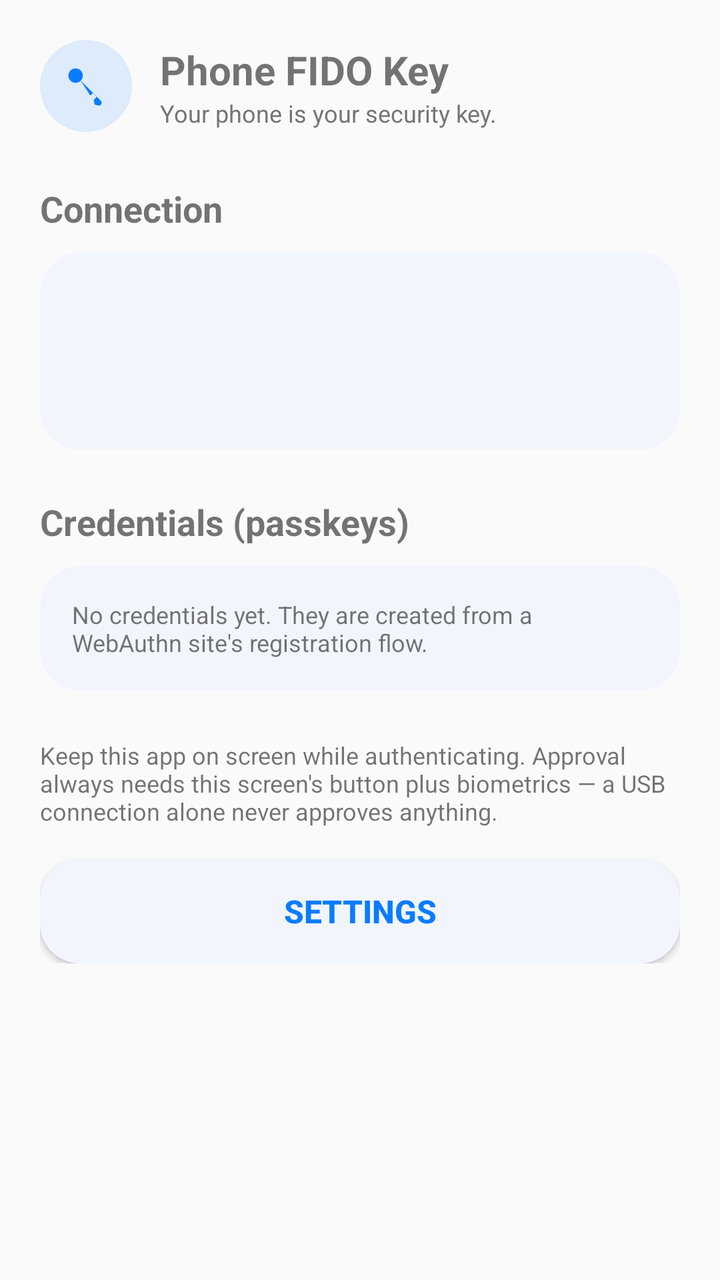
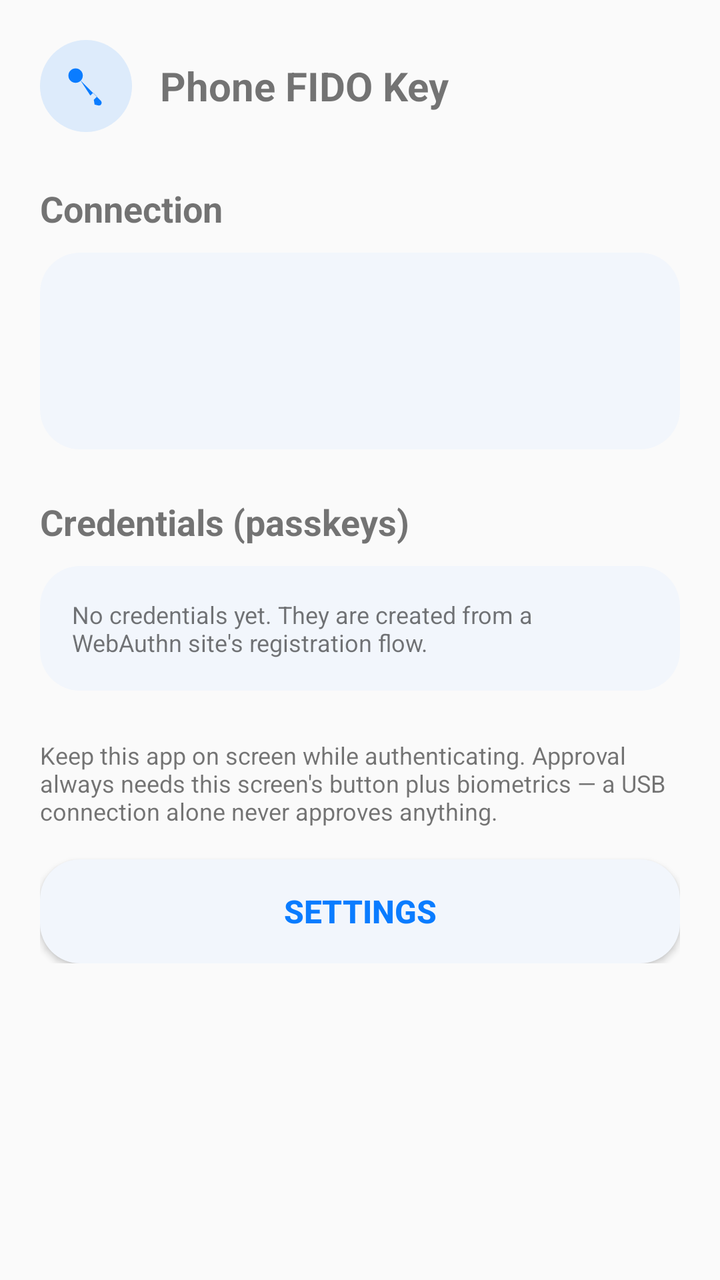

Two renders of the same Android screen: before a commit and after it. Below are the layout's source before the change and the commit's diff.
<!-- AndroidManifest.xml: application theme Theme.PhoneFido -->
<!-- res/layout/activity_main.xml -->
<?xml version="1.0" encoding="utf-8"?>
<FrameLayout xmlns:android="http://schemas.android.com/apk/res/android"
    android:id="@+id/rootMain"
    android:layout_width="match_parent"
    android:layout_height="match_parent">

    <ScrollView
        android:layout_width="match_parent"
        android:layout_height="match_parent">

        <LinearLayout
            android:layout_width="match_parent"
            android:layout_height="wrap_content"
            android:orientation="vertical"
            android:padding="20dp">

            
            <LinearLayout
                android:layout_width="match_parent"
                android:layout_height="wrap_content"
                android:gravity="center_vertical"
                android:orientation="horizontal">

                <ImageView
                    android:layout_width="46dp"
                    android:layout_height="46dp"
                    android:background="@drawable/bg_medallion"
                    android:contentDescription="@null"
                    android:padding="11dp"
                    android:src="@drawable/ic_key" />

                <LinearLayout
                    android:layout_width="wrap_content"
                    android:layout_height="wrap_content"
                    android:layout_marginStart="14dp"
                    android:orientation="vertical">

                    <TextView
                        android:layout_width="wrap_content"
                        android:layout_height="wrap_content"
                        android:text="@string/app_name"
                        android:textSize="20sp"
                        android:textStyle="bold" />

                    <TextView
                        android:layout_width="wrap_content"
                        android:layout_height="wrap_content"
                        android:text="@string/onboarding_tagline"
                        android:textColor="#757575"
                        android:textSize="12sp" />
                </LinearLayout>
            </LinearLayout>

            
            <TextView
                android:layout_width="wrap_content"
                android:layout_height="wrap_content"
                android:layout_marginTop="26dp"
                android:text="@string/status_title"
                android:textSize="18sp"
                android:textStyle="bold" />

            <LinearLayout
                android:layout_width="match_parent"
                android:layout_height="wrap_content"
                android:layout_marginTop="10dp"
                android:background="@drawable/bg_card"
                android:orientation="vertical"
                android:padding="16dp">

                <TextView
                    android:id="@+id/tvListenerState"
                    android:layout_width="match_parent"
                    android:layout_height="wrap_content"
                    android:textSize="14sp" />

                <TextView
                    android:id="@+id/tvConnectionState"
                    android:layout_width="match_parent"
                    android:layout_height="wrap_content"
                    android:layout_marginTop="6dp"
                    android:textSize="14sp" />

                <TextView
                    android:id="@+id/tvLastEvent"
                    android:layout_width="match_parent"
                    android:layout_height="wrap_content"
                    android:layout_marginTop="6dp"
                    android:textSize="12sp" />
            </LinearLayout>

            
            <TextView
                android:layout_width="wrap_content"
                android:layout_height="wrap_content"
                android:layout_marginTop="24dp"
                android:text="@string/credentials_title"
                android:textSize="18sp"
                android:textStyle="bold" />

            <LinearLayout
                android:layout_width="match_parent"
                android:layout_height="wrap_content"
                android:layout_marginTop="10dp"
                android:background="@drawable/bg_card"
                android:orientation="vertical"
                android:padding="16dp">

                <TextView
                    android:id="@+id/tvNoCredentials"
                    android:layout_width="match_parent"
                    android:layout_height="wrap_content"
                    android:text="@string/no_credentials"
                    android:textSize="12sp" />

                <LinearLayout
                    android:id="@+id/llCredentials"
                    android:layout_width="match_parent"
                    android:layout_height="wrap_content"
                    android:orientation="vertical" />
            </LinearLayout>

            <TextView
                android:layout_width="match_parent"
                android:layout_height="wrap_content"
                android:layout_marginTop="24dp"
                android:text="@string/note_text"
                android:textSize="12sp" />

            <Button
                android:id="@+id/btnSettings"
                android:layout_width="match_parent"
                android:layout_height="52dp"
                android:layout_marginTop="16dp"
                android:background="@drawable/bg_card"
                android:text="@string/settings_title"
                android:textColor="#0A7CFF"
                android:textSize="16sp"
                android:textStyle="bold" />
        </LinearLayout>
    </ScrollView>

    
    <FrameLayout
        android:id="@+id/flApproval"
        android:layout_width="match_parent"
        android:layout_height="match_parent"
        android:background="?android:attr/colorBackground"
        android:visibility="gone">

        <LinearLayout
            android:layout_width="match_parent"
            android:layout_height="wrap_content"
            android:layout_gravity="center"
            android:orientation="vertical"
            android:padding="24dp">

            <ImageView
                android:layout_width="76dp"
                android:layout_height="76dp"
                android:layout_gravity="center_horizontal"
                android:layout_marginBottom="20dp"
                android:background="@drawable/bg_medallion"
                android:contentDescription="@null"
                android:padding="19dp"
                android:src="@drawable/ic_shield_lock" />

            <TextView
                android:id="@+id/tvApprovalOperation"
                android:layout_width="match_parent"
                android:layout_height="wrap_content"
                android:gravity="center"
                android:textSize="24sp"
                android:textStyle="bold" />

            <TextView
                android:layout_width="match_parent"
                android:layout_height="wrap_content"
                android:layout_marginTop="24dp"
                android:gravity="center"
                android:letterSpacing="0.08"
                android:text="@string/label_site"
                android:textAllCaps="true"
                android:textColor="#757575"
                android:textSize="12sp"
                android:textStyle="bold" />

            <TextView
                android:id="@+id/tvApprovalRp"
                android:layout_width="match_parent"
                android:layout_height="wrap_content"
                android:gravity="center"
                android:textSize="22sp"
                android:textStyle="bold" />

            <TextView
                android:layout_width="match_parent"
                android:layout_height="wrap_content"
                android:layout_marginTop="12dp"
                android:gravity="center"
                android:letterSpacing="0.08"
                android:text="@string/label_user"
                android:textAllCaps="true"
                android:textColor="#757575"
                android:textSize="12sp"
                android:textStyle="bold" />

            <TextView
                android:id="@+id/tvApprovalUser"
                android:layout_width="match_parent"
                android:layout_height="wrap_content"
                android:gravity="center"
                android:textSize="18sp" />

            <TextView
                android:layout_width="match_parent"
                android:layout_height="wrap_content"
                android:layout_marginTop="20dp"
                android:gravity="center"
                android:text="@string/approval_note"
                android:textColor="#757575"
                android:textSize="13sp" />

            <Button
                android:id="@+id/btnApprove"
                android:layout_width="match_parent"
                android:layout_height="56dp"
                android:layout_marginTop="24dp"
                android:background="@drawable/bg_approve_button"
                android:textColor="#FFFFFF"
                android:textSize="17sp"
                android:textStyle="bold" />

            <Button
                android:id="@+id/btnDeny"
                android:layout_width="match_parent"
                android:layout_height="48dp"
                android:layout_marginTop="8dp"
                android:background="?android:attr/selectableItemBackground"
                android:text="@string/deny"
                android:textColor="#D93025"
                android:textSize="16sp" />
        </LinearLayout>
    </FrameLayout>

</FrameLayout>
<!-- resources referenced by this layout -->
<resources>
  <!-- drawable bg_approve_button (drawable) -->
  <?xml version="1.0" encoding="utf-8"?>
  <shape xmlns:android="http://schemas.android.com/apk/res/android"
      android:shape="rectangle">
      <solid android:color="#0A7CFF" />
      <corners android:radius="28dp" />
  </shape>
  <!-- drawable bg_card (drawable) -->
  <?xml version="1.0" encoding="utf-8"?>
  <shape xmlns:android="http://schemas.android.com/apk/res/android"
      android:shape="rectangle">
      <solid android:color="@color/card_bg" />
      <corners android:radius="20dp" />
  </shape>
  <!-- drawable bg_medallion (drawable) -->
  <?xml version="1.0" encoding="utf-8"?>
  <shape xmlns:android="http://schemas.android.com/apk/res/android"
      android:shape="oval">
      <solid android:color="#1F0A7CFF" />
  </shape>
  <!-- drawable ic_key (drawable) -->
  <vector xmlns:android="http://schemas.android.com/apk/res/android"
      android:width="24dp"
      android:height="24dp"
      android:viewportWidth="24"
      android:viewportHeight="24">
      
      <path
          android:fillColor="#0A7CFF"
          android:pathData="M6.8,6.8 m-3.6,0 a3.6,3.6 0 1,0 7.2,0 a3.6,3.6 0 1,0 -7.2,0" />
      
      <path
          android:fillColor="#0A7CFF"
          android:pathData="M9.3,9.3 L19.5,19.5 a1.4,1.4 0 0,1 -1,2.3 l-2.2,-0.5 -0.4,-2.4 1.6,-1.6 -1.9,-1.9 -1.4,1.4 Z" />
  </vector>
  <!-- drawable ic_shield_lock (drawable) -->
  <vector xmlns:android="http://schemas.android.com/apk/res/android"
      android:width="24dp"
      android:height="24dp"
      android:viewportWidth="24"
      android:viewportHeight="24">
      
      <path
          android:fillColor="#0A7CFF"
          android:pathData="M12,1.8 L20,4.8 V11 c0,5.2 -3.4,9.3 -8,11.2 C7.4,20.3 4,16.2 4,11 V4.8 Z" />
      
      <path
          android:fillColor="#FFFFFF"
          android:pathData="M12,7.3 m-2.1,0 a2.1,2.1 0 1,0 4.2,0 a2.1,2.1 0 1,0 -4.2,0" />
      
      <path
          android:fillColor="#FFFFFF"
          android:pathData="M11.15,8.9 h1.7 v5.3 h-1.7 Z" />
  </vector>
  <string name="app_name">Phone FIDO Key</string>
  <string name="approval_note">If you did not request this, deny it. After approving, biometrics are required. This request expires in 60 seconds.</string>
  <string name="credentials_title">Credentials (passkeys)</string>
  <string name="deny">Deny</string>
  <string name="label_site">Site</string>
  <string name="label_user">User</string>
  <string name="no_credentials">No credentials yet. They are created from a WebAuthn site\'s registration flow.</string>
  <string name="note_text">Keep this app on screen while authenticating. Approval always needs this screen\'s button plus biometrics — a USB connection alone never approves anything.</string>
  <string name="onboarding_tagline">Your phone is your security key.</string>
  <string name="settings_title">Settings</string>
  <string name="status_title">Connection</string>
  <style name="Theme.PhoneFido" parent="Theme.AppCompat.Light.DarkActionBar" />
  <color name="card_bg">#F2F6FC</color>
</resources>

<!-- the commit's change to res/layout/activity_main.xml (unified diff, before → after) -->
@@ -41,13 +41,6 @@
                         android:text="@string/app_name"
                         android:textSize="20sp"
                         android:textStyle="bold" />
-
-                    <TextView
-                        android:layout_width="wrap_content"
-                        android:layout_height="wrap_content"
-                        android:text="@string/onboarding_tagline"
-                        android:textColor="#757575"
-                        android:textSize="12sp" />
                 </LinearLayout>
             </LinearLayout>
 
<!-- resource entries referenced after the edit -->
@@ -62,7 +62,6 @@
   <string name="label_user">User</string>
   <string name="no_credentials">No credentials yet. They are created from a WebAuthn site\'s registration flow.</string>
   <string name="note_text">Keep this app on screen while authenticating. Approval always needs this screen\'s button plus biometrics — a USB connection alone never approves anything.</string>
-  <string name="onboarding_tagline">Your phone is your security key.</string>
   <string name="settings_title">Settings</string>
   <string name="status_title">Connection</string>
   <style name="Theme.PhoneFido" parent="Theme.AppCompat.Light.DarkActionBar" />
